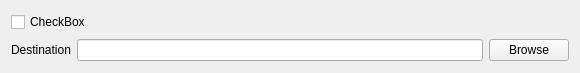
This is tstools/ui/ui_series_exporter_item.ui in ceholden/TSTools as Qt 5 draws it before an edit. The edited form follows.
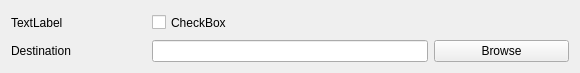
This is the edited form.

Commit message: Prettier gui; path from textedit; expanduser #65

The edit to the form file:
```diff
--- a/tstools/ui/ui_series_exporter_item.ui
+++ b/tstools/ui/ui_series_exporter_item.ui
@@ -11,7 +11,7 @@
    </rect>
   </property>
   <property name="sizePolicy">
-   <sizepolicy hsizetype="MinimumExpanding" vsizetype="Preferred">
+   <sizepolicy hsizetype="MinimumExpanding" vsizetype="MinimumExpanding">
     <horstretch>0</horstretch>
     <verstretch>0</verstretch>
    </sizepolicy>
@@ -20,25 +20,57 @@
    <string>Form</string>
   </property>
   <layout class="QGridLayout" name="gridLayout">
-   <item row="1" column="2">
+   <item row="3" column="3">
     <widget class="QPushButton" name="but_browse">
+     <property name="sizePolicy">
+      <sizepolicy hsizetype="Minimum" vsizetype="Minimum">
+       <horstretch>0</horstretch>
+       <verstretch>0</verstretch>
+      </sizepolicy>
+     </property>
      <property name="text">
       <string>Browse</string>
      </property>
     </widget>
    </item>
-   <item row="0" column="0" colspan="3">
+   <item row="0" column="1" colspan="3">
     <widget class="QCheckBox" name="cbox_enable">
+     <property name="sizePolicy">
+      <sizepolicy hsizetype="Minimum" vsizetype="Preferred">
+       <horstretch>0</horstretch>
+       <verstretch>0</verstretch>
+      </sizepolicy>
+     </property>
      <property name="text">
       <string>CheckBox</string>
      </property>
     </widget>
    </item>
-   <item row="1" column="1">
-    <widget class="QLineEdit" name="edit_path"/>
+   <item row="0" column="0">
+    <widget class="QLabel" name="lab_series">
+     <property name="text">
+      <string>TextLabel</string>
+     </property>
+    </widget>
    </item>
-   <item row="1" column="0">
+   <item row="3" column="1" colspan="2">
+    <widget class="QLineEdit" name="edit_path">
+     <property name="sizePolicy">
+      <sizepolicy hsizetype="Expanding" vsizetype="Minimum">
+       <horstretch>0</horstretch>
+       <verstretch>0</verstretch>
+      </sizepolicy>
+     </property>
+    </widget>
+   </item>
+   <item row="3" column="0">
     <widget class="QLabel" name="label">
+     <property name="sizePolicy">
+      <sizepolicy hsizetype="Preferred" vsizetype="Minimum">
+       <horstretch>0</horstretch>
+       <verstretch>0</verstretch>
+      </sizepolicy>
+     </property>
      <property name="text">
       <string>Destination</string>
      </property>
```
The commit also changes 1 other file.
